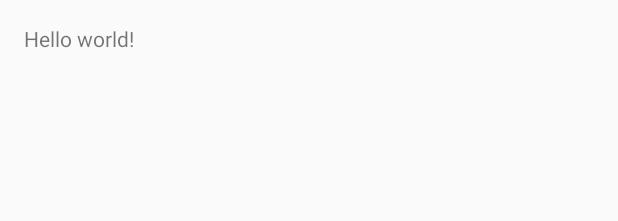
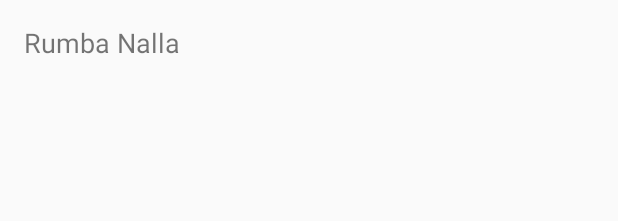
Before and after one commit to ShravanKumar-Technology/RumbaNalla, an Android app: the layout activity_main.xml on its own in the app's theme, with its tools: preview values and no code run, on a phone screen of 412 x 824 dp. Shown: the top 221 px of the screen. Run offline under Robolectric (Android 15) with nearby library versions, the phone set to English and light mode, and no system bars.

Commit message:
Rumba Nalla text added with textsize 18sp

```diff
--- a/app/src/main/res/layout/activity_main.xml
+++ b/app/src/main/res/layout/activity_main.xml
@@ -9,8 +9,9 @@
                 tools:context=".MainActivity">
 
     <TextView
-        android:text="@string/hello_world"
-        android:layout_width="wrap_content"
-        android:layout_height="wrap_content"/>
+        android:text="@string/rumba"
+        android:layout_width="match_parent"
+        android:layout_height="wrap_content"
+        android:textSize="18sp"/>
 
 </RelativeLayout>
--- a/app/src/main/res/values/strings.xml
+++ b/app/src/main/res/values/strings.xml
@@ -1,6 +1,6 @@
 <resources>
     <string name="app_name">RumbaNalla</string>
 
-    <string name="hello_world">Hello world!</string>
+    <string name="rumba">Rumba Nalla</string>
     <string name="action_settings">Settings</string>
 </resources>
```
